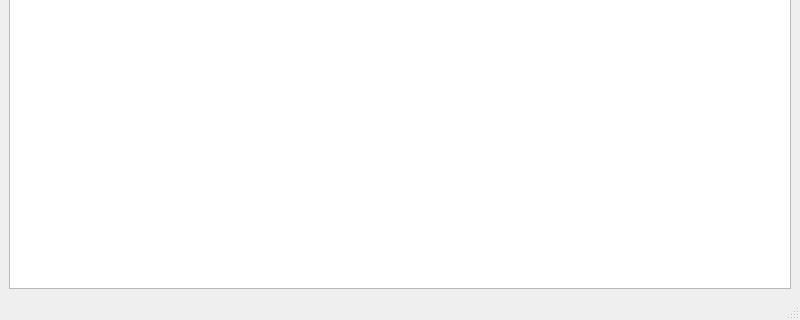
The window that FasterSearcher/mainwindow.ui (DCovenant/fasterFileExplorer) describes before a commit, drawn with Qt 5; both pictures show x 0 to 800 and y 280 to 600 of the 800 by 600 pixel window.
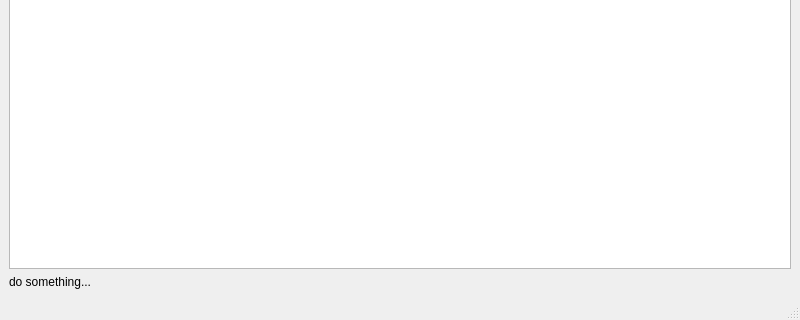
The same window after the commit.

```diff
--- a/FasterSearcher/mainwindow.ui
+++ b/FasterSearcher/mainwindow.ui
@@ -78,6 +78,13 @@
     <item>
      <widget class="QListWidget" name="listTable"/>
     </item>
+    <item>
+     <widget class="QLabel" name="overallAppStatus">
+      <property name="text">
+       <string>do something...</string>
+      </property>
+     </widget>
+    </item>
    </layout>
   </widget>
   <widget class="QMenuBar" name="menubar">
```
Left out of the diff: 2 changed lines with no effect on the pictures.
